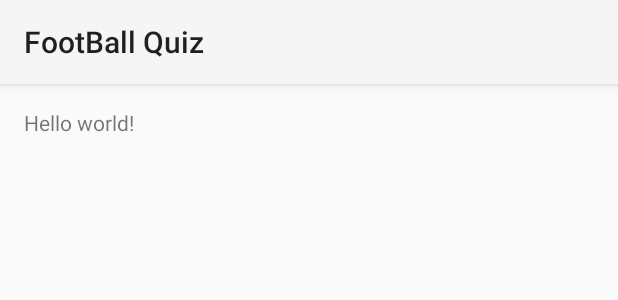
After one commit to niandrasoft/FootBallQuiz, an Android app: the layout activity_game_play.xml on its own in the app's theme, with its tools: preview values and no code run, on a phone screen of 412 x 824 dp. The commit adds this screen. Shown: the top 300 px of the screen. Run offline under Robolectric (Android 15) with nearby library versions, the phone set to English and light mode, and no system bars.

Commit message:
gamePlayActivity

```diff
--- /dev/null
+++ b/app/src/main/res/layout/activity_game_play.xml
@@ -0,0 +1,12 @@
+<RelativeLayout xmlns:android="http://schemas.android.com/apk/res/android"
+    xmlns:tools="http://schemas.android.com/tools" android:layout_width="match_parent"
+    android:layout_height="match_parent" android:paddingLeft="@dimen/activity_horizontal_margin"
+    android:paddingRight="@dimen/activity_horizontal_margin"
+    android:paddingTop="@dimen/activity_vertical_margin"
+    android:paddingBottom="@dimen/activity_vertical_margin"
+    tools:context="com.niandrasoft.footballquiz.GamePlayActivity">
+
+    <TextView android:text="@string/hello_world" android:layout_width="wrap_content"
+        android:layout_height="wrap_content" />
+
+</RelativeLayout>
--- a/app/src/main/res/values/strings.xml
+++ b/app/src/main/res/values/strings.xml
@@ -4,4 +4,5 @@
     <string name="hello_world">Hello world!</string>
     <string name="action_settings">Settings</string>
     <string name="title_activity_splash">SplashActivity</string>
+    <string name="title_activity_game_play">GamePlayActivity</string>
 </resources>
```
Also changed, not shown: app/src/main/AndroidManifest.xml (+9 -4 lines), app/src/main/java/com/niandrasoft/footballquiz/GamePlayActivity.java (added, +37 -0 lines).
